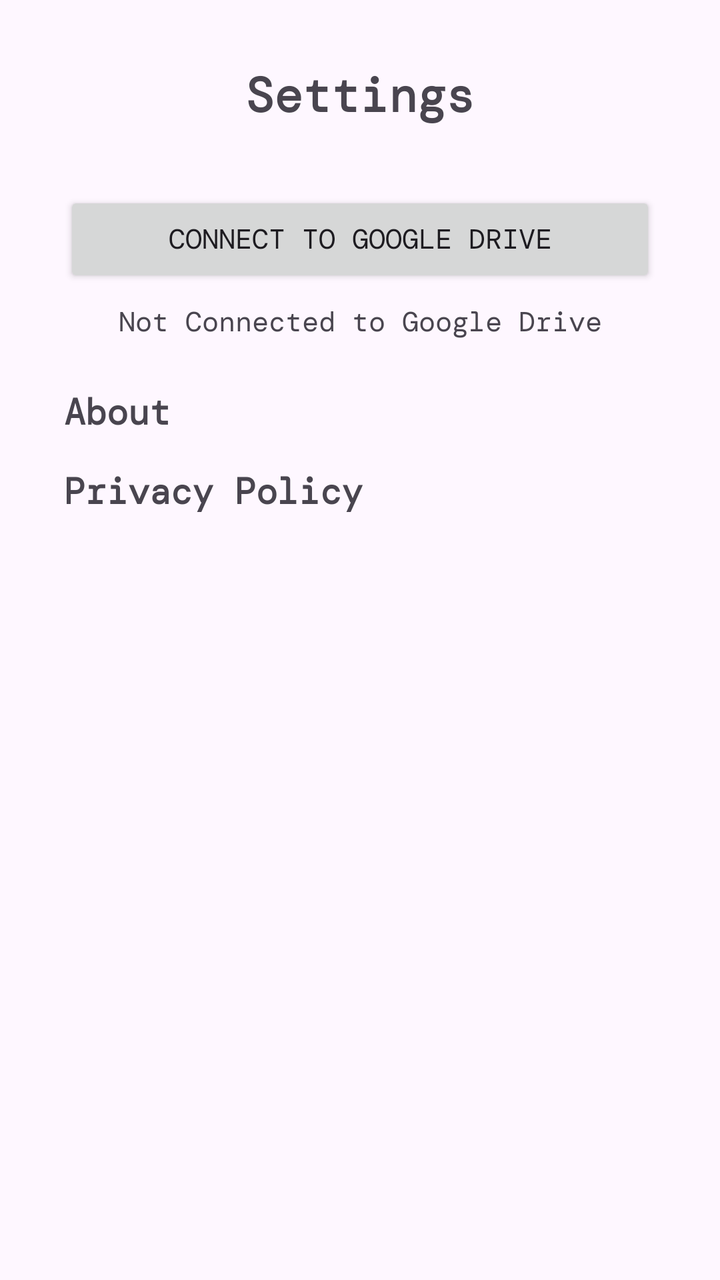
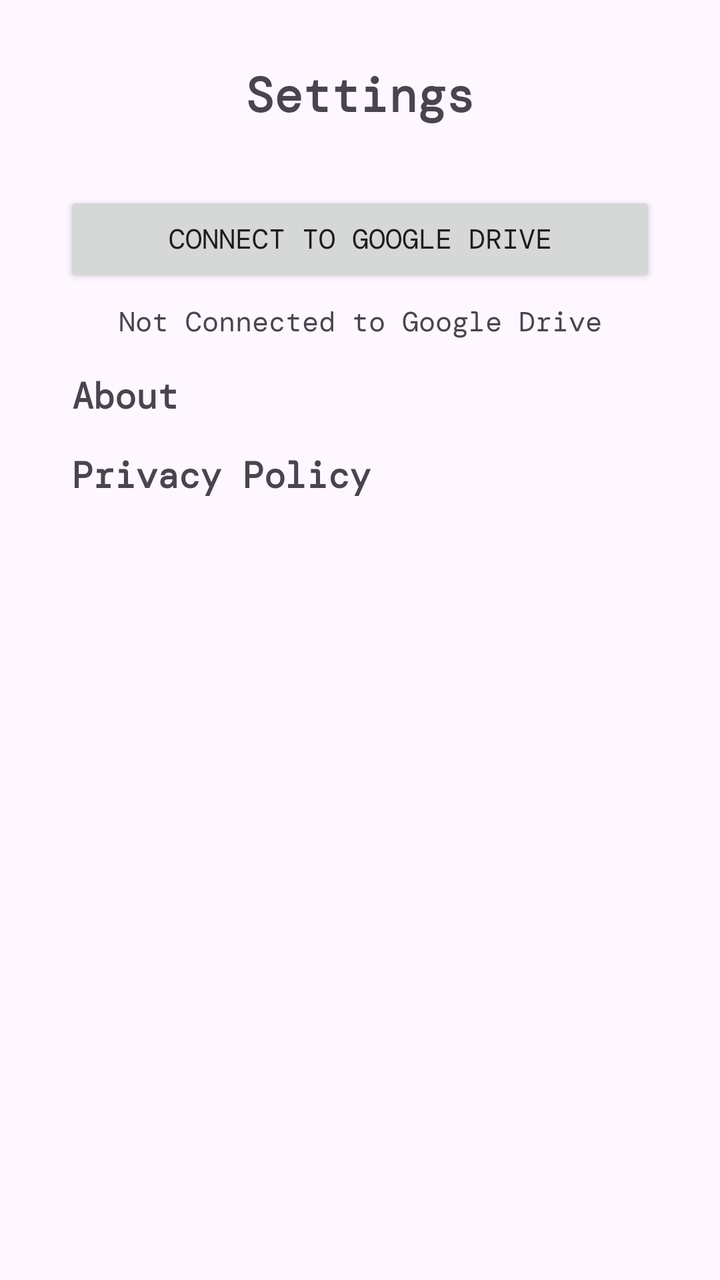

The first picture is an Android layout as it rendered before a commit; the second is the same layout after the commit. The layout source and the unified diff follow.
<!-- AndroidManifest.xml: application theme Theme.LiveCam -->
<!-- res/layout/fragment_settings.xml -->
<?xml version="1.0" encoding="utf-8"?>
<androidx.constraintlayout.widget.ConstraintLayout xmlns:android="http://schemas.android.com/apk/res/android"
    xmlns:app="http://schemas.android.com/apk/res-auto"
    xmlns:tools="http://schemas.android.com/tools"
    android:layout_width="match_parent"
    android:layout_height="match_parent"
    tools:context=".ui.SettingsFragment">

    <TextView
        android:id="@+id/textViewSettings"
        android:layout_width="wrap_content"
        android:layout_height="wrap_content"
        android:layout_marginTop="32dp"
        android:text="@string/action_settings"
        android:textSize="24sp"
        android:textStyle="bold"
        app:layout_constraintEnd_toEndOf="parent"
        app:layout_constraintStart_toStartOf="parent"
        app:layout_constraintTop_toTopOf="parent" />

    <Button
        android:id="@+id/buttonConnectDrive"
        android:layout_width="0dp"
        android:layout_height="wrap_content"
        android:layout_marginStart="32dp"
        android:layout_marginTop="32dp"
        android:layout_marginEnd="32dp"
        android:text="@string/connect_google_drive"
        app:layout_constraintEnd_toEndOf="parent"
        app:layout_constraintStart_toStartOf="parent"
        app:layout_constraintTop_toBottomOf="@+id/textViewSettings" />

    <TextView
        android:id="@+id/textViewDriveStatus"
        android:layout_width="wrap_content"
        android:layout_height="wrap_content"
        android:layout_marginTop="8dp"
        android:text="@string/drive_status_not_connected"
        app:layout_constraintEnd_toEndOf="@+id/buttonConnectDrive"
        app:layout_constraintStart_toStartOf="@+id/buttonConnectDrive"
        app:layout_constraintTop_toBottomOf="@+id/buttonConnectDrive" />

    <TextView
        android:id="@+id/textViewAbout"
        android:layout_width="wrap_content"
        android:layout_height="wrap_content"
        android:layout_marginTop="24dp"
        android:clickable="true"
        android:focusable="true"
        android:text="@string/about"
        android:textSize="18sp"
        android:textStyle="bold"
        app:layout_constraintStart_toStartOf="@+id/buttonConnectDrive"
        app:layout_constraintTop_toBottomOf="@+id/textViewDriveStatus" />

    <TextView
        android:id="@+id/textViewPrivacyPolicy"
        android:layout_width="wrap_content"
        android:layout_height="wrap_content"
        android:layout_marginTop="16dp"
        android:clickable="true"
        android:focusable="true"
        android:text="@string/privacy_policy"
        android:textSize="18sp"
        android:textStyle="bold"
        app:layout_constraintStart_toStartOf="@+id/textViewAbout"
        app:layout_constraintTop_toBottomOf="@+id/textViewAbout" />

</androidx.constraintlayout.widget.ConstraintLayout>
<!-- resources referenced by this layout -->
<resources>
  <string name="about">About</string>
  <string name="action_settings">Settings</string>
  <string name="connect_google_drive">Connect to Google Drive</string>
  <string name="drive_status_not_connected">Not Connected to Google Drive</string>
  <string name="privacy_policy">Privacy Policy</string>
  <style name="Theme.LiveCam" parent="Base.Theme.LiveCam" />
  <style name="Base.Theme.LiveCam" parent="Theme.Material3.DayNight.NoActionBar">
          <item name="colorPrimary">#317AFF</item>
          <item name="android:fontFamily">@font/globle_font</item>
          <item name="fontFamily">@font/globle_font</item>
      </style>
</resources>

<!-- the commit's change to res/layout/fragment_settings.xml (unified diff, before → after) -->
@@ -30,6 +30,20 @@
         app:layout_constraintStart_toStartOf="parent"
         app:layout_constraintTop_toBottomOf="@+id/textViewSettings" />
 
+    <Button
+        android:id="@+id/buttonDisconnectDrive"
+        android:layout_width="0dp"
+        android:layout_height="wrap_content"
+        android:layout_marginStart="32dp"
+        android:layout_marginTop="8dp"
+        android:layout_marginEnd="32dp"
+        android:text="@string/disconnect_google_drive"
+        android:visibility="gone"
+        style="@style/Widget.MaterialComponents.Button.OutlinedButton"
+        app:layout_constraintEnd_toEndOf="parent"
+        app:layout_constraintStart_toStartOf="parent"
+        app:layout_constraintTop_toBottomOf="@+id/buttonConnectDrive" />
+
     <TextView
         android:id="@+id/textViewDriveStatus"
         android:layout_width="wrap_content"
@@ -38,19 +52,20 @@
         android:text="@string/drive_status_not_connected"
         app:layout_constraintEnd_toEndOf="@+id/buttonConnectDrive"
         app:layout_constraintStart_toStartOf="@+id/buttonConnectDrive"
-        app:layout_constraintTop_toBottomOf="@+id/buttonConnectDrive" />
+        app:layout_constraintTop_toBottomOf="@+id/buttonDisconnectDrive" />
 
     <TextView
         android:id="@+id/textViewAbout"
         android:layout_width="wrap_content"
         android:layout_height="wrap_content"
-        android:layout_marginTop="24dp"
+        android:layout_marginTop="16dp"
+        android:layout_marginStart="36dp"
         android:clickable="true"
         android:focusable="true"
         android:text="@string/about"
         android:textSize="18sp"
         android:textStyle="bold"
-        app:layout_constraintStart_toStartOf="@+id/buttonConnectDrive"
+        app:layout_constraintStart_toStartOf="parent"
         app:layout_constraintTop_toBottomOf="@+id/textViewDriveStatus" />
 
     <TextView
<!-- resource entries referenced after the edit -->
@@ -3,6 +3,7 @@
   <string name="about">About</string>
   <string name="action_settings">Settings</string>
   <string name="connect_google_drive">Connect to Google Drive</string>
+  <string name="disconnect_google_drive">Disconnect Google Drive</string>
   <string name="drive_status_not_connected">Not Connected to Google Drive</string>
   <string name="privacy_policy">Privacy Policy</string>
   <style name="Theme.LiveCam" parent="Base.Theme.LiveCam" />
